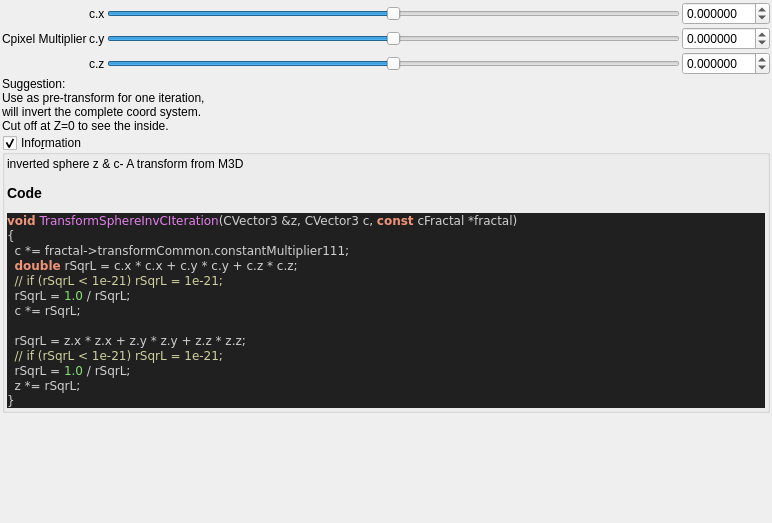
buddhi1980/mandelbulber2, file mandelbulber2/qt_data/fractal_transf_sphere_invC.ui: the form before one commit.
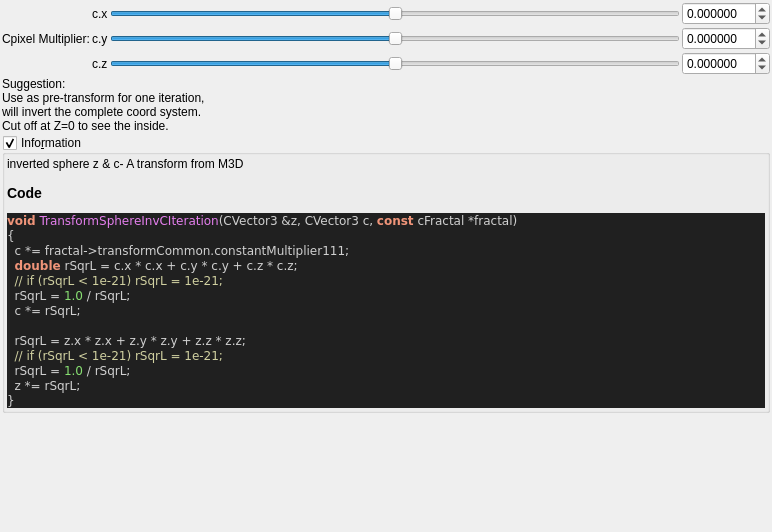
The form after the commit. Custom widgets are drawn as their Qt base class.

```diff
--- a/mandelbulber2/qt_data/fractal_transf_sphere_invC.ui
+++ b/mandelbulber2/qt_data/fractal_transf_sphere_invC.ui
@@ -7,7 +7,7 @@
     <x>0</x>
     <y>0</y>
     <width>772</width>
-    <height>523</height>
+    <height>532</height>
    </rect>
   </property>
   <property name="windowTitle">
@@ -210,7 +210,7 @@
      <item row="1" column="0">
       <widget class="QLabel" name="label_114">
        <property name="text">
-        <string>Cpixel Multiplier</string>
+        <string>Cpixel Multiplier:</string>
        </property>
       </widget>
      </item>
```
Left out of the diff: 9 changed lines with no effect on the pictures.
